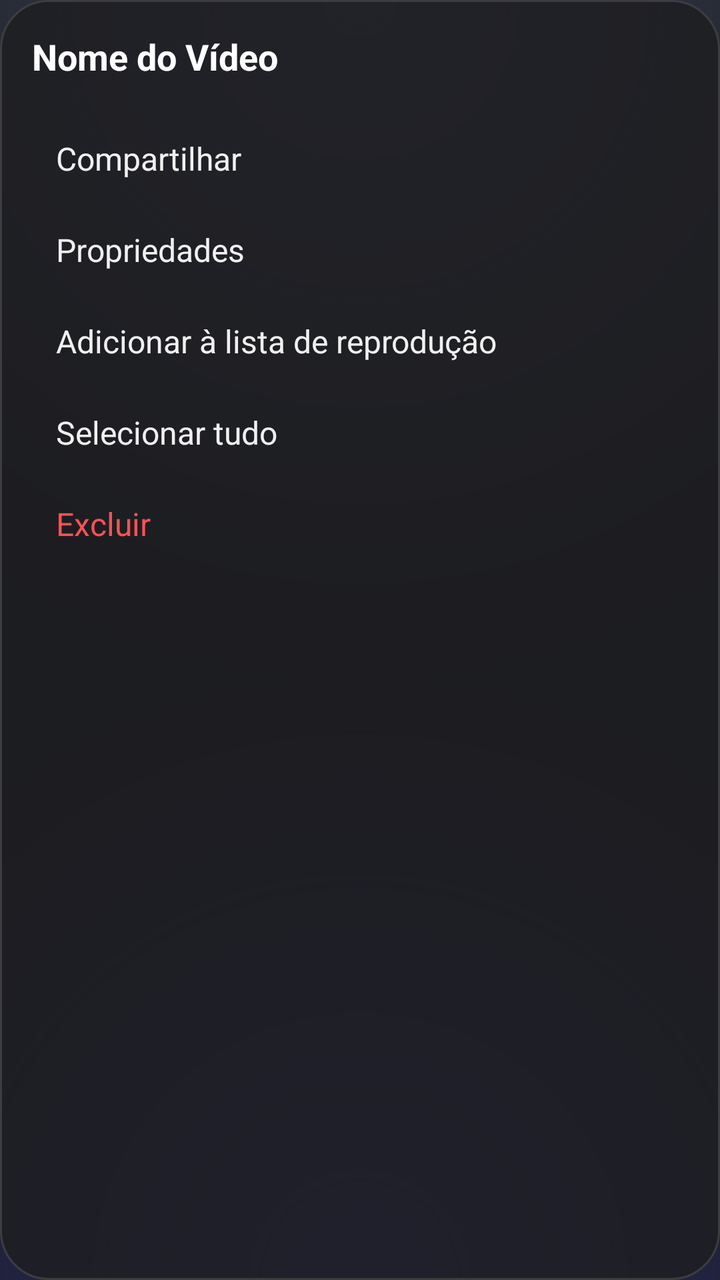
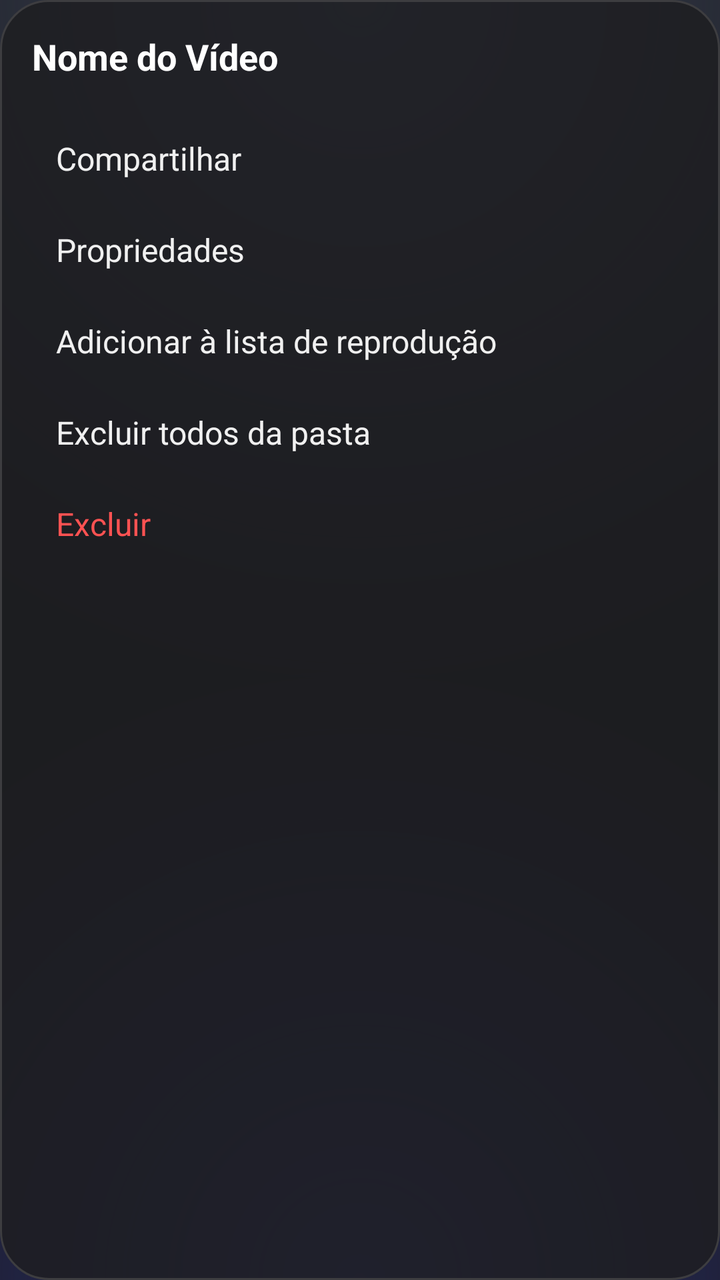

Compare the two renders of this Android layout. The source of the first and the diff that turns it into the second are given below.
<!-- AndroidManifest.xml: application theme Theme.OpenPlayer -->
<!-- res/layout/menu_video_options.xml -->
<?xml version="1.0" encoding="utf-8"?>
<LinearLayout xmlns:android="http://schemas.android.com/apk/res/android"
    android:layout_width="match_parent"
    android:layout_height="wrap_content"
    android:orientation="vertical"
    android:padding="16dp"
    android:background="@drawable/bg_menu_rounded">

    <TextView
        android:id="@+id/tvMenuTitle"
        android:layout_width="match_parent"
        android:layout_height="wrap_content"
        android:text="Nome do Vídeo"
        android:textSize="18sp"
        android:textStyle="bold"
        android:maxLines="1"
        android:ellipsize="end"
        android:layout_marginBottom="16dp"
        android:textColor="#FFFFFF"/>

    <TextView
        android:id="@+id/optShare"
        android:layout_width="match_parent"
        android:layout_height="wrap_content"
        android:text="Compartilhar"
        android:padding="12dp"
        android:background="?attr/selectableItemBackground"
        android:textSize="16sp"
        android:textColor="#F0F0F0"/>

    <TextView
        android:id="@+id/optProperties"
        android:layout_width="match_parent"
        android:layout_height="wrap_content"
        android:text="Propriedades"
        android:padding="12dp"
        android:background="?attr/selectableItemBackground"
        android:textSize="16sp"
        android:textColor="#F0F0F0"/>

    <TextView
        android:id="@+id/optPlaylist"
        android:layout_width="match_parent"
        android:layout_height="wrap_content"
        android:text="Adicionar à lista de reprodução"
        android:padding="12dp"
        android:background="?attr/selectableItemBackground"
        android:textSize="16sp"
        android:textColor="#F0F0F0"/>

    <TextView
        android:id="@+id/optSelectAll"
        android:layout_width="match_parent"
        android:layout_height="wrap_content"
        android:text="Selecionar tudo"
        android:padding="12dp"
        android:background="?attr/selectableItemBackground"
        android:textSize="16sp"
        android:textColor="#F0F0F0"/>

    <TextView
        android:id="@+id/optDelete"
        android:layout_width="match_parent"
        android:layout_height="wrap_content"
        android:text="Excluir"
        android:padding="12dp"
        android:background="?attr/selectableItemBackground"
        android:textSize="16sp"
        android:textColor="#FF5252"/>

</LinearLayout>
<!-- resources referenced by this layout -->
<resources>
  <!-- drawable bg_menu_rounded (drawable) -->
  <?xml version="1.0" encoding="utf-8"?>
  <shape xmlns:android="http://schemas.android.com/apk/res/android"
      android:shape="rectangle">
      
      
      <solid android:color="#D91E1E22" />
      
      <corners android:radius="24dp" />
      <stroke android:width="1dp" android:color="#3D3D40" />
      
  </shape>
  <style name="Theme.OpenPlayer" parent="Theme.Material3.DayNight.NoActionBar">
          <item name="android:colorBackground">@color/app_bg</item>
          <item name="android:windowBackground">@drawable/base_bg</item>
          <item name="android:statusBarColor">@android:color/transparent</item>
          <item name="android:navigationBarColor">@android:color/transparent</item>
          <item name="android:windowLightStatusBar">false</item>
      </style>
  <color name="app_bg">#0B0B0E</color>
  <!-- drawable base_bg (drawable) -->
  <?xml version="1.0" encoding="utf-8"?>
  <layer-list xmlns:android="http://schemas.android.com/apk/res/android">
      <item>
          <shape android:shape="rectangle">
              <solid android:color="#17181D" />
          </shape>
      </item>
      
      <item>
          <shape android:shape="rectangle">
              <gradient
                  android:centerX="0.5"
                  android:centerY="0.0"
                  android:endColor="#00000000"
                  android:gradientRadius="95%p"
                  android:startColor="#3A4152"
                  android:type="radial" />
          </shape>
      </item>
      
      <item>
          <shape android:shape="rectangle">
              <gradient
                  android:centerX="0.5"
                  android:centerY="1.0"
                  android:endColor="#00000000"
                  android:gradientRadius="85%p"
                  android:startColor="#2B2F6B"
                  android:type="radial" />
          </shape>
      </item>
  </layer-list>
</resources>

<!-- the commit's change to res/layout/menu_video_options.xml (unified diff, before → after) -->
@@ -52,7 +52,7 @@
         android:id="@+id/optSelectAll"
         android:layout_width="match_parent"
         android:layout_height="wrap_content"
-        android:text="Selecionar tudo"
+        android:text="Excluir todos da pasta"
         android:padding="12dp"
         android:background="?attr/selectableItemBackground"
         android:textSize="16sp"
